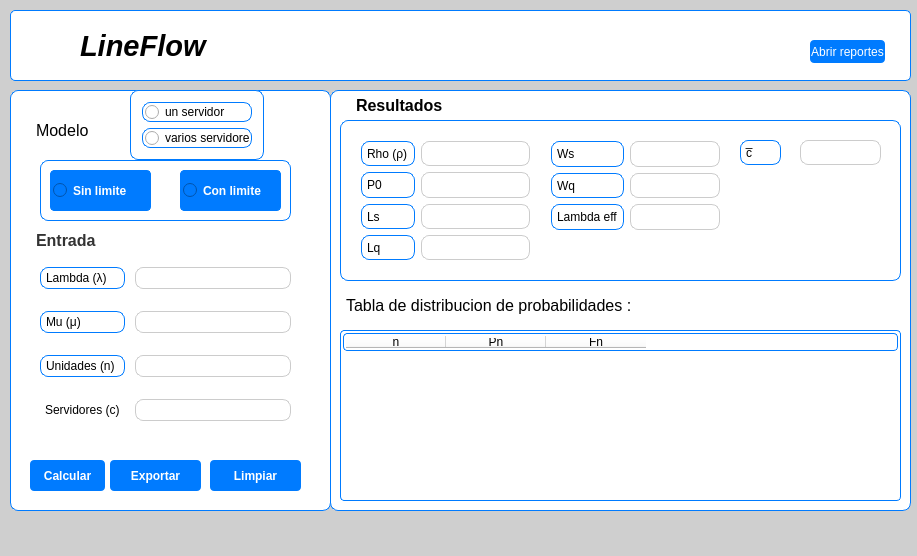
This is lineFlow.ui in santiagoTrivi/lineFlow as Qt 5 draws it before an edit. The edited form follows.
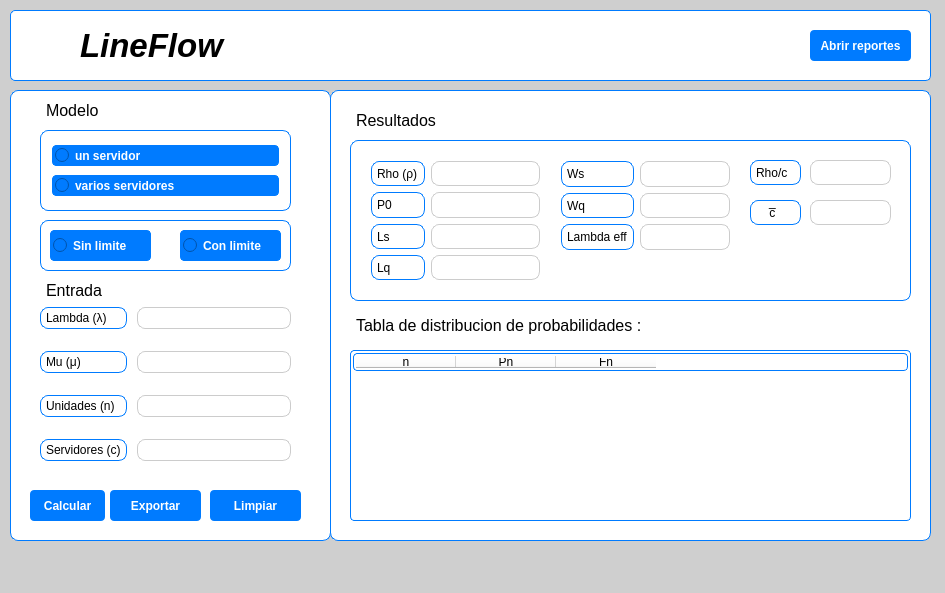
This is the edited form. Icons and pictures are not drawn.

What changed in the file:
```diff
--- a/lineFlow.ui
+++ b/lineFlow.ui
@@ -6,8 +6,8 @@
    <rect>
     <x>0</x>
     <y>0</y>
-    <width>917</width>
-    <height>556</height>
+    <width>945</width>
+    <height>593</height>
    </rect>
   </property>
   <property name="windowTitle">
@@ -23,8 +23,8 @@
      <rect>
       <x>330</x>
       <y>90</y>
-      <width>581</width>
-      <height>421</height>
+      <width>601</width>
+      <height>451</height>
      </rect>
     </property>
     <property name="styleSheet">
@@ -42,8 +42,8 @@
     <widget class="QTableWidget" name="prodDist_tableWidget">
      <property name="geometry">
       <rect>
-       <x>10</x>
-       <y>240</y>
+       <x>20</x>
+       <y>260</y>
        <width>561</width>
        <height>171</height>
       </rect>
@@ -81,7 +81,7 @@
      <property name="geometry">
       <rect>
        <x>20</x>
-       <y>5</y>
+       <y>20</y>
        <width>101</width>
        <height>21</height>
       </rect>
@@ -90,8 +90,6 @@
       <font>
        <family>Arial</family>
        <pointsize>-1</pointsize>
-       <weight>75</weight>
-       <bold>true</bold>
       </font>
      </property>
      <property name="styleSheet">
@@ -106,8 +104,8 @@
     <widget class="QLabel" name="label_8">
      <property name="geometry">
       <rect>
-       <x>10</x>
-       <y>200</y>
+       <x>20</x>
+       <y>220</y>
        <width>321</width>
        <height>31</height>
       </rect>
@@ -130,8 +128,8 @@
     <widget class="QFrame" name="frame_3">
      <property name="geometry">
       <rect>
-       <x>10</x>
-       <y>30</y>
+       <x>20</x>
+       <y>50</y>
        <width>561</width>
        <height>161</height>
       </rect>
@@ -385,19 +383,48 @@
       <property name="geometry">
        <rect>
         <x>400</x>
-        <y>20</y>
-        <width>41</width>
+        <y>60</y>
+        <width>51</width>
         <height>25</height>
        </rect>
       </property>
       <property name="text">
-       <string>c̅</string>
+       <string>    c̅</string>
       </property>
      </widget>
      <widget class="QLabel" name="inactive_servers_output_label">
       <property name="geometry">
        <rect>
         <x>460</x>
+        <y>60</y>
+        <width>81</width>
+        <height>25</height>
+       </rect>
+      </property>
+      <property name="styleSheet">
+       <string notr="true">border: 1px solid #cccccc;</string>
+      </property>
+      <property name="text">
+       <string/>
+      </property>
+     </widget>
+     <widget class="QLabel" name="server_rate_label">
+      <property name="geometry">
+       <rect>
+        <x>400</x>
+        <y>20</y>
+        <width>51</width>
+        <height>25</height>
+       </rect>
+      </property>
+      <property name="text">
+       <string>Rho/c</string>
+      </property>
+     </widget>
+     <widget class="QLabel" name="server_rate_output_label">
+      <property name="geometry">
+       <rect>
+        <x>460</x>
         <y>20</y>
         <width>81</width>
         <height>25</height>
@@ -417,10 +444,16 @@
      <rect>
       <x>10</x>
       <y>10</y>
-      <width>901</width>
+      <width>921</width>
       <height>71</height>
      </rect>
     </property>
+    <property name="font">
+     <font>
+      <family>Arial</family>
+      <italic>true</italic>
+     </font>
+    </property>
     <property name="styleSheet">
      <string notr="true">background-color: rgb(255, 255, 255);
 border: 1px solid #007bff;
@@ -437,18 +470,17 @@
       <rect>
        <x>70</x>
        <y>20</y>
-       <width>171</width>
+       <width>191</width>
        <height>31</height>
       </rect>
      </property>
      <property name="font">
       <font>
        <family>Arial</family>
-       <pointsize>22</pointsize>
+       <pointsize>25</pointsize>
        <weight>75</weight>
        <italic>true</italic>
        <bold>true</bold>
-       <strikeout>false</strikeout>
       </font>
      </property>
      <property name="styleSheet">
@@ -484,11 +516,18 @@
      <property name="geometry">
       <rect>
        <x>800</x>
-       <y>30</y>
-       <width>75</width>
-       <height>23</height>
+       <y>20</y>
+       <width>101</width>
+       <height>31</height>
       </rect>
      </property>
+     <property name="font">
+      <font>
+       <family>Arial</family>
+       <weight>75</weight>
+       <bold>true</bold>
+      </font>
+     </property>
      <property name="styleSheet">
       <string notr="true">background-color: #007bff;
 color: #ffffff;
@@ -507,7 +546,7 @@
       <x>10</x>
       <y>90</y>
       <width>321</width>
-      <height>421</height>
+      <height>451</height>
      </rect>
     </property>
     <property name="styleSheet">
@@ -527,7 +566,7 @@
      <property name="geometry">
       <rect>
        <x>200</x>
-       <y>370</y>
+       <y>400</y>
        <width>91</width>
        <height>31</height>
       </rect>
@@ -561,7 +600,7 @@
      <property name="geometry">
       <rect>
        <x>100</x>
-       <y>370</y>
+       <y>400</y>
        <width>91</width>
        <height>31</height>
       </rect>
@@ -593,8 +632,8 @@
     <widget class="QLabel" name="label_7">
      <property name="geometry">
       <rect>
-       <x>20</x>
-       <y>140</y>
+       <x>30</x>
+       <y>190</y>
        <width>71</width>
        <height>21</height>
       </rect>
@@ -603,14 +642,12 @@
       <font>
        <family>Arial</family>
        <pointsize>-1</pointsize>
-       <weight>75</weight>
-       <bold>true</bold>
       </font>
      </property>
      <property name="styleSheet">
-      <string notr="true">color: #333333;
+      <string notr="true">color: rgb(0, 0, 0);
 font-size: 16px;
-border:none;</string>
+border: none;</string>
      </property>
      <property name="text">
       <string>Entrada</string>
@@ -620,7 +657,7 @@
      <property name="geometry">
       <rect>
        <x>20</x>
-       <y>370</y>
+       <y>400</y>
        <width>75</width>
        <height>31</height>
       </rect>
@@ -647,9 +684,9 @@
      <property name="geometry">
       <rect>
        <x>30</x>
-       <y>70</y>
+       <y>130</y>
        <width>251</width>
-       <height>61</height>
+       <height>51</height>
       </rect>
      </property>
      <property name="frameShape">
@@ -664,7 +701,7 @@
         <x>140</x>
         <y>10</y>
         <width>101</width>
-        <height>41</height>
+        <height>31</height>
        </rect>
       </property>
       <property name="font">
@@ -691,7 +728,7 @@
         <x>10</x>
         <y>10</y>
         <width>101</width>
-        <height>41</height>
+        <height>31</height>
        </rect>
       </property>
       <property name="font">
@@ -715,7 +752,7 @@
      <property name="geometry">
       <rect>
        <x>30</x>
-       <y>170</y>
+       <y>210</y>
        <width>251</width>
        <height>171</height>
       </rect>
@@ -797,6 +834,10 @@
       </item>
       <item row="3" column="0">
        <widget class="QLabel" name="servers_label">
+        <property name="styleSheet">
+         <string notr="true">border: 1px solid #007bff;
+</string>
+        </property>
         <property name="text">
          <string>Servidores (c)</string>
         </property>
@@ -807,8 +848,8 @@
     <widget class="QLabel" name="label">
      <property name="geometry">
       <rect>
-       <x>20</x>
-       <y>30</y>
+       <x>30</x>
+       <y>10</y>
        <width>71</width>
        <height>21</height>
       </rect>
@@ -831,10 +872,10 @@
     <widget class="QFrame" name="frame_2">
      <property name="geometry">
       <rect>
-       <x>120</x>
-       <y>0</y>
-       <width>134</width>
-       <height>70</height>
+       <x>30</x>
+       <y>40</y>
+       <width>251</width>
+       <height>81</height>
       </rect>
      </property>
      <property name="frameShape">
@@ -846,6 +887,18 @@
      <layout class="QGridLayout" name="gridLayout_4">
       <item row="0" column="0">
        <widget class="QRadioButton" name="singleServer_radioButton">
+        <property name="font">
+         <font>
+          <family>Arial</family>
+          <weight>75</weight>
+          <bold>true</bold>
+         </font>
+        </property>
+        <property name="styleSheet">
+         <string notr="true">background-color: #007bff;
+color: #ffffff;
+border-radius: 4px;</string>
+        </property>
         <property name="text">
          <string>un servidor</string>
         </property>
@@ -853,6 +906,18 @@
       </item>
       <item row="1" column="0">
        <widget class="QRadioButton" name="multiServer_radioButton">
+        <property name="font">
+         <font>
+          <family>Arial</family>
+          <weight>75</weight>
+          <bold>true</bold>
+         </font>
+        </property>
+        <property name="styleSheet">
+         <string notr="true">background-color: #007bff;
+color: #ffffff;
+border-radius: 4px;</string>
+        </property>
         <property name="text">
          <string>varios servidores</string>
         </property>
```
Left out of the diff: 4 changed lines with no effect on the pictures.
